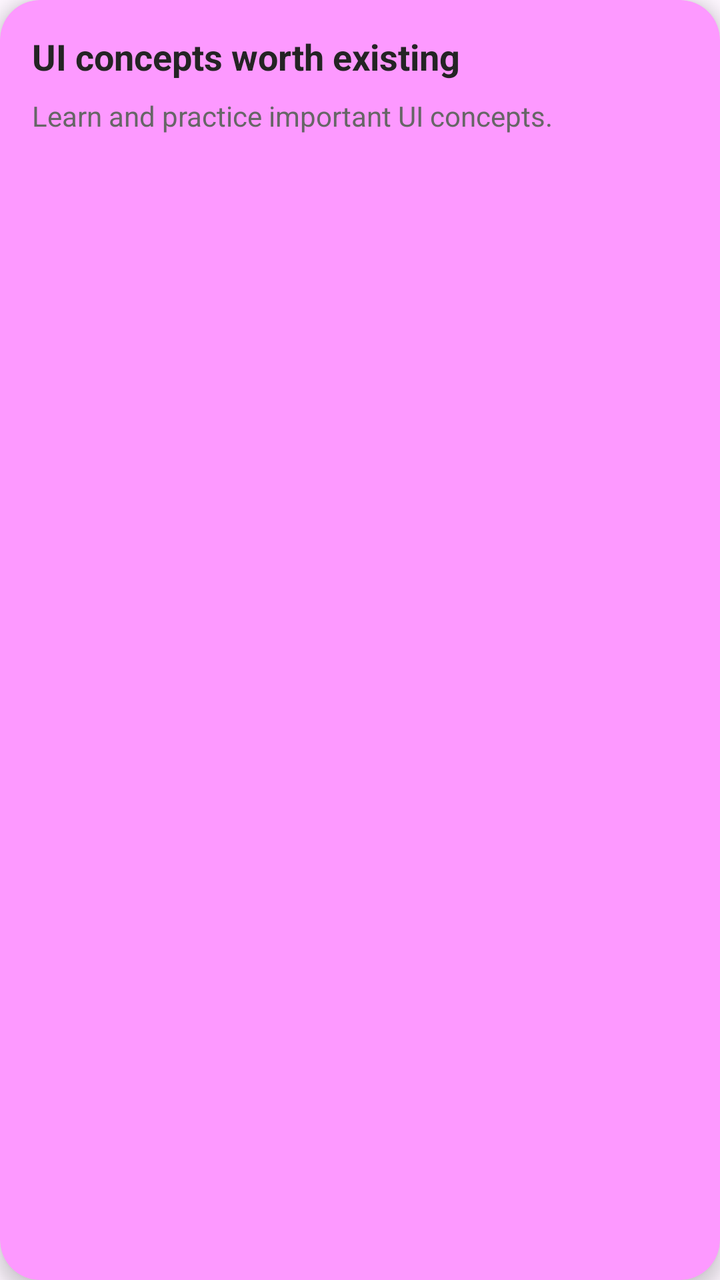
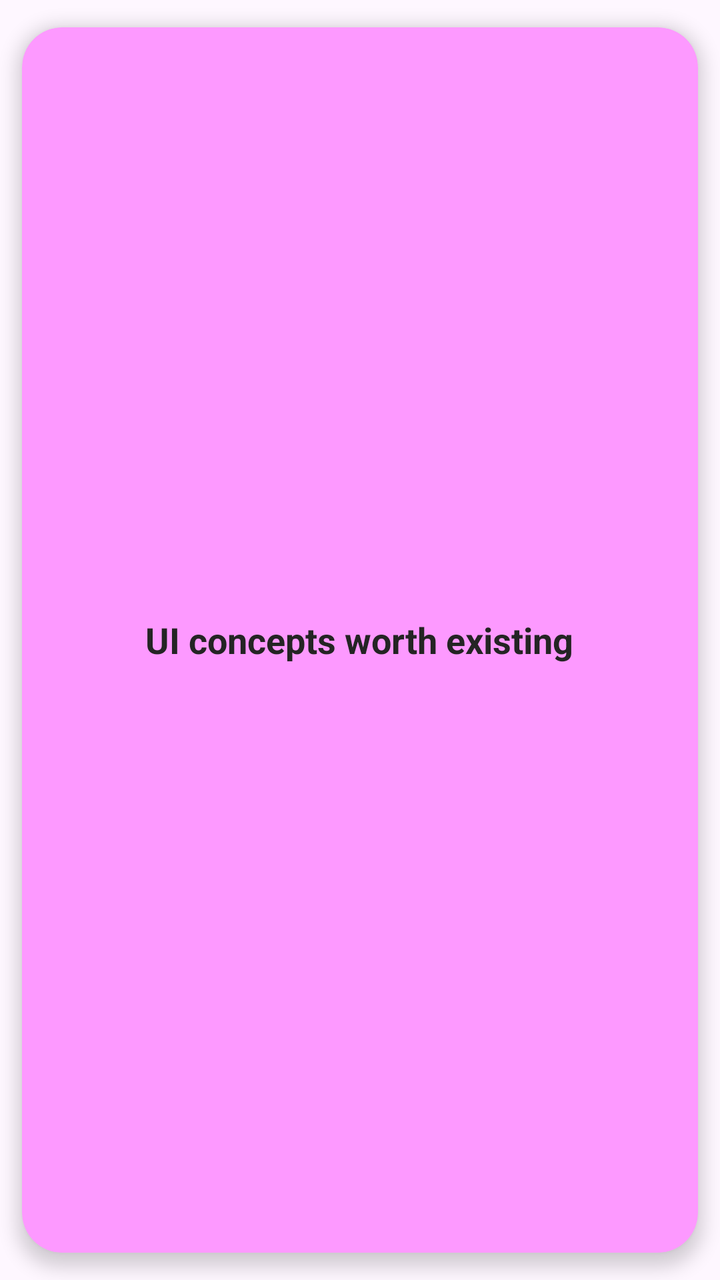

Two renders of the same Android screen: before a commit and after it. Below are the layout's source before the change and the commit's diff.
<!-- AndroidManifest.xml: application theme Theme.NotesApp -->
<!-- res/layout/item_note.xml -->
<?xml version="1.0" encoding="utf-8"?>
<androidx.cardview.widget.CardView
    xmlns:android="http://schemas.android.com/apk/res/android"
    xmlns:app="http://schemas.android.com/apk/res-auto"

    android:layout_width="match_parent"
    android:layout_height="120dp"
    android:layout_marginStart="12dp"
    android:layout_marginEnd="12dp"
    android:layout_marginTop="8dp"
    android:layout_marginBottom="8dp"
     android:id="@+id/cardcolor"
    app:cardBackgroundColor="@color/purple"
    app:cardCornerRadius="20dp"
    app:cardElevation="5dp">

    <LinearLayout
        android:layout_width="match_parent"
        android:layout_height="match_parent"
        android:orientation="vertical"
        android:padding="16dp">

        <TextView
            android:id="@+id/Title"
            android:layout_width="match_parent"
            android:layout_height="wrap_content"
            android:text="UI concepts worth existing"
            android:textColor="#242424"
            android:textSize="18sp"
            android:textStyle="bold"
            android:maxLines="1"
            android:ellipsize="end" />

        <TextView
            android:id="@+id/Description"
            android:layout_width="match_parent"
            android:layout_height="wrap_content"
            android:layout_marginTop="8dp"
            android:text="Learn and practice important UI concepts."
            android:textColor="#666666"
            android:textSize="14sp"
            android:maxLines="2"
            android:ellipsize="end" />

    </LinearLayout>

</androidx.cardview.widget.CardView>
<!-- resources referenced by this layout -->
<resources>
  <color name="purple">#FD99FF</color>
  <style name="Theme.NotesApp" parent="Theme.MaterialComponents.DayNight.NoActionBar.Bridge">
          
          <item name="colorPrimary">@color/purple_500</item>
          <item name="colorPrimaryVariant">@color/purple_700</item>
          <item name="colorOnPrimary">@color/white</item>
          
          <item name="colorSecondary">@color/teal_200</item>
          <item name="colorSecondaryVariant">@color/teal_700</item>
          <item name="colorOnSecondary">@color/black</item>
          
          <item name="android:statusBarColor">?attr/colorPrimaryVariant</item>
          
      </style>
  <color name="purple_500">#FF6200EE</color>
  <color name="purple_700">#FF3700B3</color>
  <color name="white">#FFFFFFFF</color>
  <color name="teal_200">#FF03DAC5</color>
  <color name="teal_700">#FF018786</color>
  <color name="black">#FF000000</color>
</resources>

<!-- the commit's change to res/layout/item_note.xml (unified diff, before → after) -->
@@ -2,46 +2,26 @@
 <androidx.cardview.widget.CardView
     xmlns:android="http://schemas.android.com/apk/res/android"
     xmlns:app="http://schemas.android.com/apk/res-auto"
-
     android:layout_width="match_parent"
-    android:layout_height="120dp"
-    android:layout_marginStart="12dp"
-    android:layout_marginEnd="12dp"
-    android:layout_marginTop="8dp"
-    android:layout_marginBottom="8dp"
+    android:layout_height="130dp"
+    android:minHeight="110dp"
+    android:maxHeight="160dp"
+    app:cardUseCompatPadding="true"
      android:id="@+id/cardcolor"
     app:cardBackgroundColor="@color/purple"
     app:cardCornerRadius="20dp"
     app:cardElevation="5dp">
 
-    <LinearLayout
-        android:layout_width="match_parent"
-        android:layout_height="match_parent"
-        android:orientation="vertical"
-        android:padding="16dp">
-
         <TextView
-            android:id="@+id/Title"
-            android:layout_width="match_parent"
+            android:id="@+id/note_title"
+            android:layout_width="wrap_content"
             android:layout_height="wrap_content"
             android:text="UI concepts worth existing"
+            android:layout_gravity="center"
             android:textColor="#242424"
+            android:layout_marginHorizontal="30dp"
             android:textSize="18sp"
-            android:textStyle="bold"
-            android:maxLines="1"
-            android:ellipsize="end" />
+            android:textStyle="bold" />
 
-        <TextView
-            android:id="@+id/Description"
-            android:layout_width="match_parent"
-            android:layout_height="wrap_content"
-            android:layout_marginTop="8dp"
-            android:text="Learn and practice important UI concepts."
-            android:textColor="#666666"
-            android:textSize="14sp"
-            android:maxLines="2"
-            android:ellipsize="end" />
-
-    </LinearLayout>
 
 </androidx.cardview.widget.CardView>
